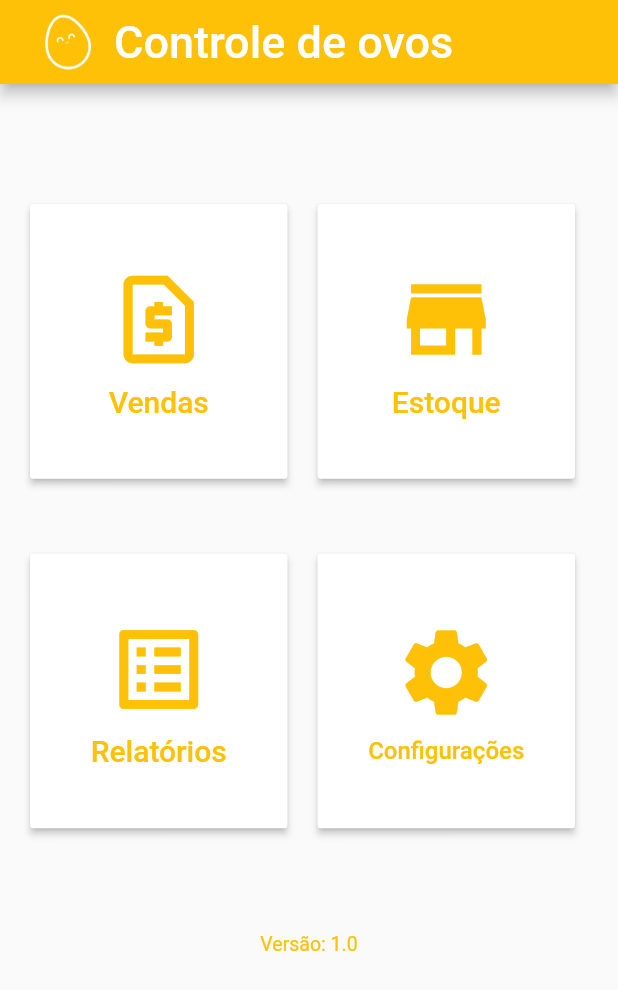
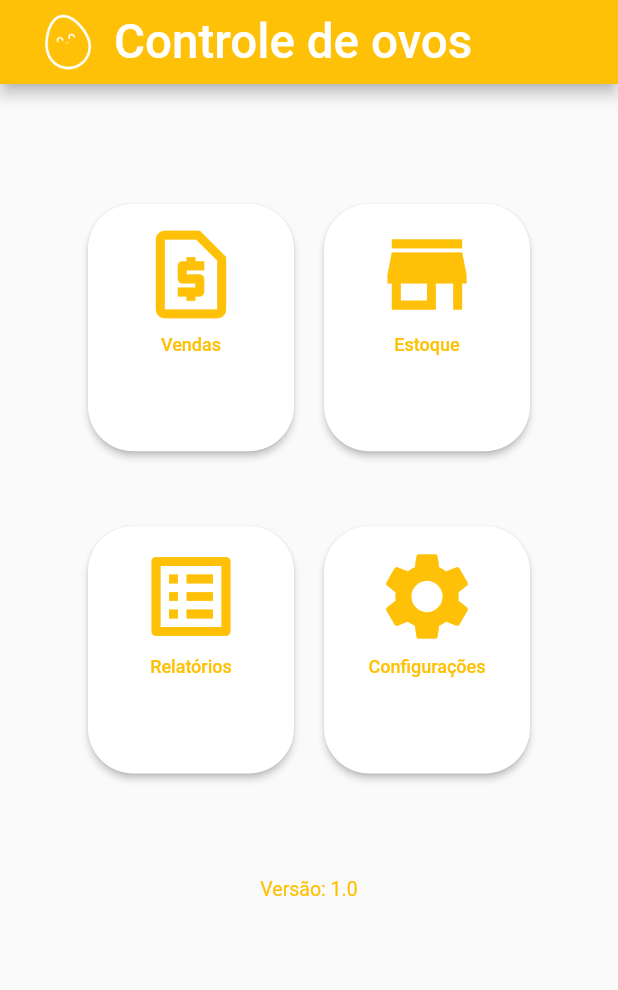
Before and after one commit to mfguerreiro/OvoApp, a Flutter app: the screen it shows after launch, on a phone screen of 412 x 824 dp. Shown: the top 990 px of the screen. Run offline on Flutter 3.47's test engine with Material 2 defaults, Android fonts, the phone set to English and light mode, and no system bars.

Commit message:
ajuste no raised butto e app bar

```diff
--- a/lib/home/buildButtonsHome.dart
+++ b/lib/home/buildButtonsHome.dart
@@ -1,8 +1,12 @@
+
+
 import 'package:flutter/material.dart';
 import '../sales/sales.dart';
 import '../inventory/inventory.dart';
 import '../reports/reports.dart';
 import '../settings/settings.dart';
+
+
 
 class BuildButtonsHome extends StatefulWidget {
   const BuildButtonsHome({Key? key}) : super(key: key);
@@ -14,21 +18,33 @@ class BuildButtonsHome extends StatefulWidget {
 class BuildButtonsHomeState extends State<BuildButtonsHome> {
   @override
   Widget build(BuildContext context) {
-    return Column(
+    var height = (MediaQuery.of(context).size.height / 2);
+    var width = (MediaQuery.of(context).size.width / 2);
+    return SizedBox(
+
+      child: Column(
+
+
         children: <Widget>[
           Container(
             padding: const EdgeInsets.all(10.0),
             child: Row(
+               mainAxisAlignment: MainAxisAlignment.center,
+          crossAxisAlignment: CrossAxisAlignment.center,
               children: <Widget>[
-              Padding(
-                //botão cadastrar vendas
+                Padding(                //botão cadastrar vendas
                   padding: const EdgeInsets.fromLTRB(10.0, 70.0, 10.0, 10.0),
-                child: ButtonTheme(
-                    buttonColor: Colors.white,
-                    minWidth: MediaQuery.of(context).size.width / 2.4,
-                    height: MediaQuery.of(context).size.height / 4.5,
-                    child: RaisedButton(
-                        padding: const EdgeInsets.all(20.0),
+                  child: SizedBox(
+                      width: MediaQuery.of(context).size.width / 3,
+                      height: MediaQuery.of(context).size.height / 5,
+                      child: ElevatedButton(
+                          style: ElevatedButton.styleFrom(
+                              shape: RoundedRectangleBorder(
+                              borderRadius: BorderRadius.circular(30)
+                            ),
+                            padding: const EdgeInsets.all(10.0),
+                            primary: Colors.white,
+                          ),
                           onPressed: () {
                             Navigator.push(context,
                                 MaterialPageRoute(builder: (context) => Sales()));
@@ -36,7 +52,7 @@ class BuildButtonsHomeState extends State<BuildButtonsHome> {
                           child: Column(
                             children: const [
                               Padding(
-                              padding: EdgeInsets.fromLTRB(5.0, 2.0, 5.0, 8.0),
+                                padding: EdgeInsets.fromLTRB(5.0, 2.0, 5.0, 5.0),
                                 child: Icon(
                                   Icons.request_page_outlined,
                                   color: Colors.amber,
@@ -46,8 +62,7 @@ class BuildButtonsHomeState extends State<BuildButtonsHome> {
                               Text(
                                 "Vendas",
                                 textAlign: TextAlign.center,
-                              style: TextStyle(
-                                  fontSize: 20.0, color: Colors.amber),
+                                style:TextStyle(color: Colors.amber, fontSize:12),
                               ),
                             ],
                           ))),
@@ -55,12 +70,18 @@ class BuildButtonsHomeState extends State<BuildButtonsHome> {
                 Padding(
                   // botão cadastrar estoque
                   padding: const EdgeInsets.fromLTRB(10.0, 70.0, 10.0, 10.0),
-                child: ButtonTheme(
-                    buttonColor: Colors.white,
-                    minWidth: MediaQuery.of(context).size.width / 2.4,
-                    height: MediaQuery.of(context).size.height / 4.5,
-                    child: RaisedButton(
-                        padding: const EdgeInsets.all(20.0),
+                  child: SizedBox(
+                      width: MediaQuery.of(context).size.width / 3,
+                      height: MediaQuery.of(context).size.height / 5,
+                      child: ElevatedButton(
+
+                          style: ElevatedButton.styleFrom(
+                              shape: RoundedRectangleBorder(
+                              borderRadius: BorderRadius.circular(30)
+                            ),
+                            padding: const EdgeInsets.all(10.0),
+                            primary: Colors.white,
+                          ),
                                onPressed: () {
                             Navigator.push(
                                 context,
@@ -70,7 +91,7 @@ class BuildButtonsHomeState extends State<BuildButtonsHome> {
                           child: Column(
                             children: const [
                               Padding(
-                              padding: EdgeInsets.fromLTRB(5.0, 2.0, 5.0, 8.0),
+                                padding: EdgeInsets.fromLTRB(5.0, 2.0, 5.0, 5.0),
                                 child: Icon(
                                   Icons.store,
                                   color: Colors.amber,
@@ -81,7 +102,7 @@ class BuildButtonsHomeState extends State<BuildButtonsHome> {
                                 "Estoque",
                                 textAlign: TextAlign.center,
                                 style: TextStyle(
-                                  fontSize: 20.0, color: Colors.amber),
+                                    fontSize: 12.0, color: Colors.amber),
                               ),
                             ],
                           ))),
@@ -92,16 +113,23 @@ class BuildButtonsHomeState extends State<BuildButtonsHome> {
           Container(
             padding: const EdgeInsets.all(10.0),
             child: Row(
+               mainAxisAlignment: MainAxisAlignment.center,
+          crossAxisAlignment: CrossAxisAlignment.center,
               children: <Widget>[
                 Padding(
                   //botão relatórios
                   padding: const EdgeInsets.fromLTRB(10.0, 20.0, 10.0, 10.0),
-                child: ButtonTheme(
-                    buttonColor: Colors.white,
-                    minWidth: MediaQuery.of(context).size.width / 2.4,
-                    height: MediaQuery.of(context).size.height / 4.5,
-                    child: RaisedButton(
-                        padding: const EdgeInsets.all(20.0),
+                  child: SizedBox(
+                      width: MediaQuery.of(context).size.width / 3,
+                      height: MediaQuery.of(context).size.height / 5,
+                      child: ElevatedButton(
+                          style: ElevatedButton.styleFrom(
+                              shape: RoundedRectangleBorder(
+                              borderRadius: BorderRadius.circular(30)
+                            ),
+                            padding: const EdgeInsets.all(10.0),
+                            primary: Colors.white,
+                          ),
                           onPressed: () {
                             Navigator.push(
                                 context,
@@ -111,7 +139,7 @@ class BuildButtonsHomeState extends State<BuildButtonsHome> {
                           child: Column(
                             children: const [
                               Padding(
-                              padding: EdgeInsets.fromLTRB(5.0, 2.0, 5.0, 8.0),
+                                padding: EdgeInsets.fromLTRB(5.0, 2.0, 5.0, 5.0),
                                 child: Icon(
                                   Icons.list_alt,
                                   color: Colors.amber,
@@ -121,7 +149,7 @@ class BuildButtonsHomeState extends State<BuildButtonsHome> {
                               Text(
                                 "Relatórios",
                                 style: TextStyle(
-                                  fontSize: 20.0, color: Colors.amber),
+                                    fontSize: 12.0, color: Colors.amber),
                               ),
                             ],
                           ))),
@@ -129,12 +157,17 @@ class BuildButtonsHomeState extends State<BuildButtonsHome> {
                 Padding(
                   //botão configurações
                   padding: const EdgeInsets.fromLTRB(10.0, 20.0, 10.0, 10.0),
-                child: ButtonTheme(
-                    buttonColor: Colors.white,
-                    minWidth: MediaQuery.of(context).size.width / 2.4,
-                    height: MediaQuery.of(context).size.height / 4.5,
-                    child: RaisedButton(
-                        padding: const EdgeInsets.all(20.0),
+                  child: SizedBox(
+                      width: MediaQuery.of(context).size.width / 3,
+                      height: MediaQuery.of(context).size.height / 5,
+                      child: ElevatedButton(
+                          style: ElevatedButton.styleFrom(
+                            shape: RoundedRectangleBorder(
+                              borderRadius: BorderRadius.circular(30)
+                            ),
+                            primary: Colors.white,
+                            padding: const EdgeInsets.all(10.0),
+                          ),
                           onPressed: () {
                             Navigator.push(
                                 context,
@@ -144,7 +177,7 @@ class BuildButtonsHomeState extends State<BuildButtonsHome> {
                           child: Column(
                             children: const [
                               Padding(
-                              padding: EdgeInsets.fromLTRB(5.0, 2.0, 5.0, 8.0),
+                                padding: EdgeInsets.fromLTRB(5.0, 2.0, 5.0, 5.0),
                                 child: Icon(
                                   Icons.settings,
                                   color: Colors.amber,
@@ -154,7 +187,7 @@ class BuildButtonsHomeState extends State<BuildButtonsHome> {
                               Text(
                                 "Configurações",
                                 style: TextStyle(
-                                  fontSize: 16.0, color: Colors.amber),
+                                    fontSize: 12.0, color: Colors.amber),
                               ),
                             ],
                           ))),
@@ -163,6 +196,7 @@ class BuildButtonsHomeState extends State<BuildButtonsHome> {
             ),
           )
         ],
+      ),
     );
   }
 }
--- a/lib/main.dart
+++ b/lib/main.dart
@@ -51,6 +51,7 @@ class MyHomePage extends StatefulWidget {
 class _MyHomePageState extends State<MyHomePage> {
   @override
   Widget build(BuildContext context) {
+    var width = (MediaQuery.of(context).size.width / 13);
     return Scaffold(
         appBar: AppBar(
           title: Row(
@@ -60,9 +61,9 @@ class _MyHomePageState extends State<MyHomePage> {
                 height: 60.0,
                 width: 60.0,
               ),
-              const Text(
+               Text(
                 "Controle de ovos",
-                style: TextStyle(fontSize: 30.0),
+                style: TextStyle(fontSize: width),
               ),
             ],
           ),
--- a/pubspec.yaml
+++ b/pubspec.yaml
@@ -18,7 +18,7 @@ publish_to: "none" # Remove this line if you wish to publish to pub.dev
 version: 1.0.0+1
 
 environment:
-  sdk: ">=2.17.6 <3.0.0"
+  sdk: ">=2.17.1 <3.0.0"
 
 # Dependencies specify other packages that your package needs in order to work.
 # To automatically upgrade your package dependencies to the latest versions
```
Lines whose indentation alone changed are shown as unchanged.
